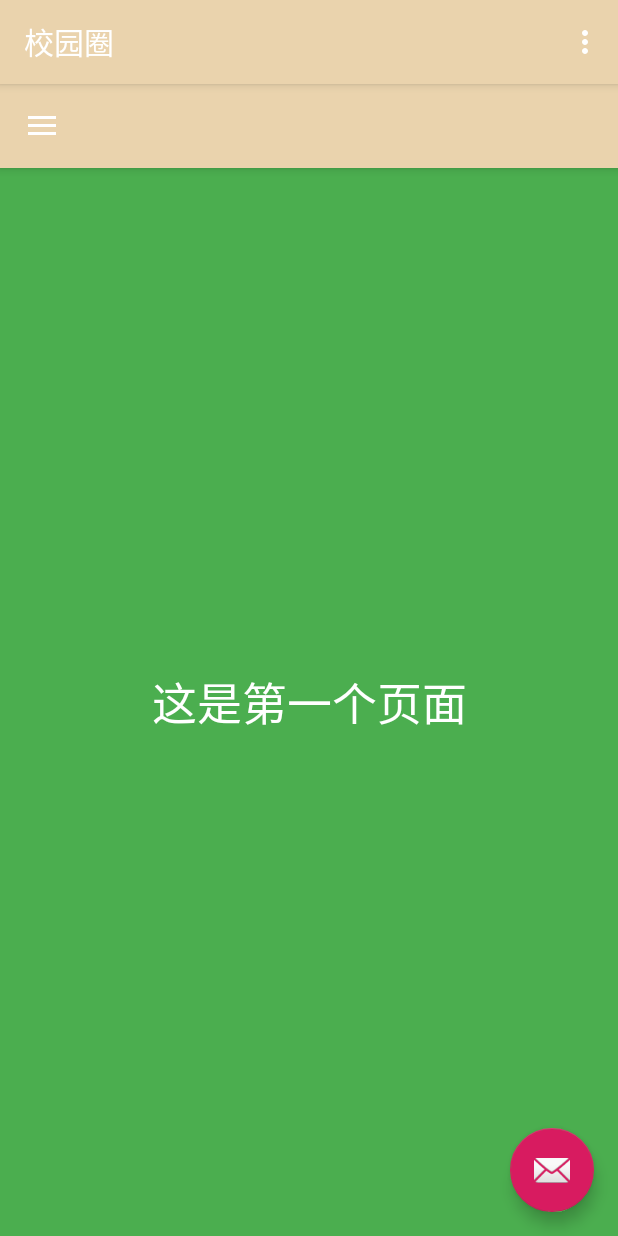
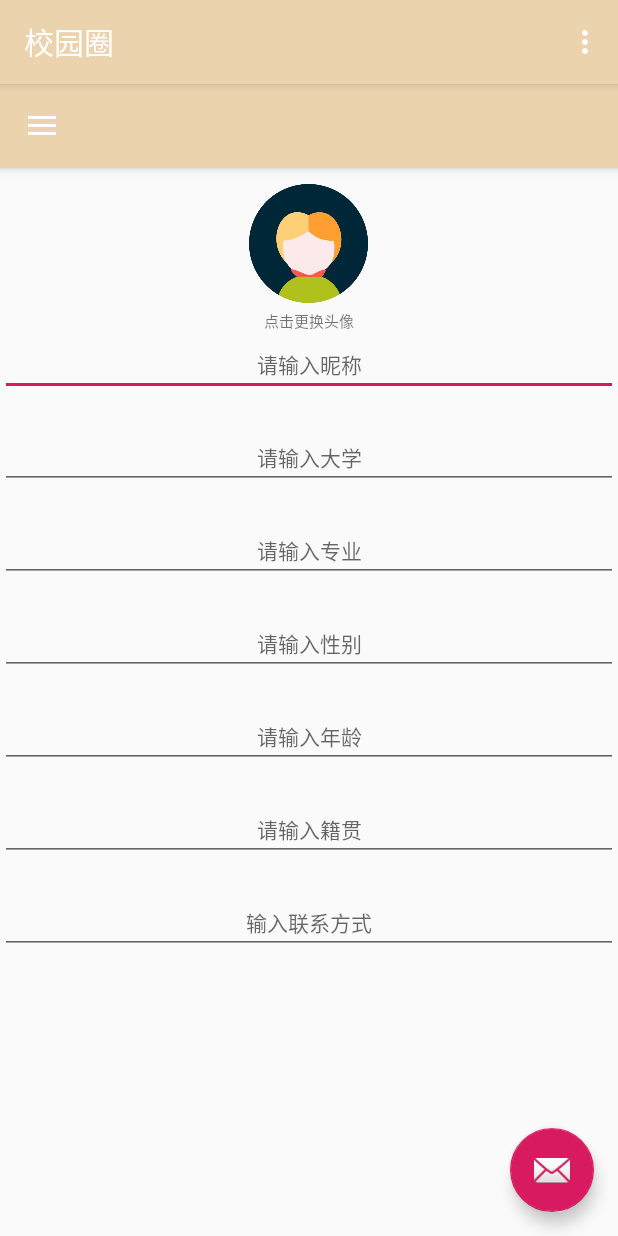
Before and after one commit to luoenen/TogetherGO, an Android app: the MainActivity screen opened directly, with no data from a screen before it, after a tap on "信息", on a phone screen of 412 x 824 dp. Run offline under Robolectric (Android 15) with nearby library versions, the light colour scheme and no system bars; 2 other taps on this screen came first.

Commit message:
FrameLayout更新完全Page

```diff
--- a/app/src/main/java/com/huel/luosenen/togethergo/core/MainActivity.java
+++ b/app/src/main/java/com/huel/luosenen/togethergo/core/MainActivity.java
@@ -18,17 +18,22 @@ import android.view.WindowManager;
 import android.widget.TextView;
 
 import com.huel.luosenen.togethergo.R;
+import com.huel.luosenen.togethergo.fragment.FragmentFive;
+import com.huel.luosenen.togethergo.fragment.FragmentFour;
 import com.huel.luosenen.togethergo.fragment.FragmentOne;
+import com.huel.luosenen.togethergo.fragment.FragmentSix;
 import com.huel.luosenen.togethergo.fragment.FragmentThree;
 import com.huel.luosenen.togethergo.fragment.FragmentTwo;
 
 public class MainActivity extends AppCompatActivity
         implements NavigationView.OnNavigationItemSelectedListener {
 
-    private TextView mTextMessage;
     private FragmentOne fragmentOne;
     private FragmentTwo fragmentTwo;
     private FragmentThree fragmentThree;
+    private FragmentFour fragmentFour;
+    private FragmentFive fragmentFive;
+    private FragmentSix fragmentSix;
 
 
     @Override
@@ -36,7 +41,6 @@ public class MainActivity extends AppCompatActivity
         super.onCreate(savedInstanceState);
         setContentView(R.layout.activity_main);
         init();
-        mTextMessage = (TextView) findViewById(R.id.message);
         Toolbar toolbar = (Toolbar) findViewById(R.id.toolbar);
         //setSupportActionBar(toolbar);
 
@@ -97,23 +101,25 @@ public class MainActivity extends AppCompatActivity
         // Handle navigation view item clicks here.
         int id = item.getItemId();
         FragmentTransaction beginTransaction=getFragmentManager().beginTransaction();
-        if (id == R.id.nav_camera) {
-            mTextMessage.setText(R.string.app_name);
-            showNav(R.id.nav_camera);
+        if (id == R.id.information) {
 
-        } else if (id == R.id.nav_gallery) {
+            showNav(R.id.information);
 
-            mTextMessage.setText(R.string.welcome_text);
-            showNav(R.id.nav_gallery);
-        } else if (id == R.id.nav_slideshow) {
-            mTextMessage.setText(R.string.login_find);
-            showNav(R.id.nav_manage);
-        } else if (id == R.id.nav_manage) {
+        } else if (id == R.id.setting) {
 
-        } else if (id == R.id.nav_share) {
+            showNav(R.id.setting);
+        } else if (id == R.id.beginning) {
 
-        } else if (id == R.id.nav_send) {
+            showNav(R.id.beginning);
+        } else if (id == R.id.update) {
 
+            showNav(R.id.update);
+        } else if (id == R.id.share) {
+
+            showNav(R.id.share);
+        } else if (id == R.id.send) {
+
+            showNav(R.id.send);
         }
 
         DrawerLayout drawer = (DrawerLayout) findViewById(R.id.drawer_layout);
@@ -125,31 +131,52 @@ public class MainActivity extends AppCompatActivity
         fragmentOne=new FragmentOne();
         fragmentTwo=new FragmentTwo();
         fragmentThree=new FragmentThree();
+        fragmentFour = new FragmentFour();
+        fragmentFive = new FragmentFive();
+        fragmentSix = new FragmentSix();
         FragmentTransaction beginTransaction=getFragmentManager().beginTransaction();
-        beginTransaction.add(R.id.content,fragmentOne).add(R.id.content,fragmentTwo).add(R.id.content,fragmentThree);//开启一个事务将fragment动态加载到组件
-        beginTransaction.hide(fragmentOne).hide(fragmentTwo).hide(fragmentThree);//隐藏fragment
-        beginTransaction.addToBackStack(null);//返回到上一个显示的fragment
-        beginTransaction.commit();//每一个事务最后操作必须是commit（），否则看不见效果
-        showNav(R.id.nav_camera);
+        beginTransaction.add(R.id.content,fragmentOne).add(R.id.content,fragmentTwo).add(R.id.content,fragmentThree).add(R.id.content,fragmentFour).add(R.id.content,fragmentFive).add(R.id.content,fragmentSix);//开启一个事务将fragment动态加载到组件
+        beginTransaction.hide(fragmentOne).hide(fragmentTwo).hide(fragmentThree).hide(fragmentFour).hide(fragmentFive).hide(fragmentSix);//隐藏fragment
+        beginTransaction.addToBackStack(null);
+        beginTransaction.commit();
+        showNav(R.id.beginning);
     }
     private void showNav(int id){
         FragmentTransaction beginTransaction=getFragmentManager().beginTransaction();
         switch (id){
-            case R.id.nav_camera:
-                beginTransaction.hide(fragmentTwo).hide(fragmentThree);
+            case R.id.information:
+                beginTransaction.hide(fragmentTwo).hide(fragmentThree).hide(fragmentFour).hide(fragmentFive).hide(fragmentSix);
                 beginTransaction.show(fragmentOne);
                 beginTransaction.addToBackStack(null);
                 beginTransaction.commit();
                 break;
-            case R.id.nav_gallery:
-                beginTransaction.hide(fragmentOne).hide(fragmentThree);
+            case R.id.setting:
+                beginTransaction.hide(fragmentOne).hide(fragmentThree).hide(fragmentFour).hide(fragmentFive).hide(fragmentSix);
                 beginTransaction.show(fragmentTwo);
                 beginTransaction.addToBackStack(null);
                 beginTransaction.commit();
                 break;
-            case R.id.nav_manage:
-                beginTransaction.hide(fragmentTwo).hide(fragmentOne);
+            case R.id.beginning:
+                beginTransaction.hide(fragmentTwo).hide(fragmentOne).hide(fragmentFour).hide(fragmentFive).hide(fragmentSix);
                 beginTransaction.show(fragmentThree);
+                beginTransaction.addToBackStack(null);
+                beginTransaction.commit();
+                break;
+            case R.id.update:
+                beginTransaction.hide(fragmentTwo).hide(fragmentOne).hide(fragmentThree).hide(fragmentFive).hide(fragmentSix);
+                beginTransaction.show(fragmentFour);
+                beginTransaction.addToBackStack(null);
+                beginTransaction.commit();
+                break;
+            case R.id.share:
+                beginTransaction.hide(fragmentTwo).hide(fragmentOne).hide(fragmentThree).hide(fragmentFour).hide(fragmentSix);
+                beginTransaction.show(fragmentFive);
+                beginTransaction.addToBackStack(null);
+                beginTransaction.commit();
+                break;
+            case R.id.send:
+                beginTransaction.hide(fragmentSix).hide(fragmentOne).hide(fragmentThree).hide(fragmentFour).hide(fragmentFive);
+                beginTransaction.show(fragmentSix);
                 beginTransaction.addToBackStack(null);
                 beginTransaction.commit();
                 break;
--- /dev/null
+++ b/app/src/main/java/com/huel/luosenen/togethergo/fragment/FragmentFive.java
@@ -0,0 +1,20 @@
+package com.huel.luosenen.togethergo.fragment;
+
+import android.app.Fragment;
+import android.os.Bundle;
+import android.support.annotation.Nullable;
+import android.view.LayoutInflater;
+import android.view.View;
+import android.view.ViewGroup;
+
+import com.huel.luosenen.togethergo.R;
+
+
+public class FragmentFive extends Fragment {
+    @Nullable
+    @Override
+    public View onCreateView(LayoutInflater inflater, @Nullable ViewGroup container, Bundle savedInstanceState) {
+        View view=inflater.inflate(R.layout.fragment_five,container,false);
+        return view;
+    }
+}
--- /dev/null
+++ b/app/src/main/java/com/huel/luosenen/togethergo/fragment/FragmentFour.java
@@ -0,0 +1,20 @@
+package com.huel.luosenen.togethergo.fragment;
+
+import android.app.Fragment;
+import android.os.Bundle;
+import android.support.annotation.Nullable;
+import android.view.LayoutInflater;
+import android.view.View;
+import android.view.ViewGroup;
+
+import com.huel.luosenen.togethergo.R;
+
+
+public class FragmentFour extends Fragment {
+    @Nullable
+    @Override
+    public View onCreateView(LayoutInflater inflater, @Nullable ViewGroup container, Bundle savedInstanceState) {
+        View view=inflater.inflate(R.layout.fragment_four,container,false);
+        return view;
+    }
+}
--- /dev/null
+++ b/app/src/main/java/com/huel/luosenen/togethergo/fragment/FragmentSix.java
@@ -0,0 +1,20 @@
+package com.huel.luosenen.togethergo.fragment;
+
+import android.app.Fragment;
+import android.os.Bundle;
+import android.support.annotation.Nullable;
+import android.view.LayoutInflater;
+import android.view.View;
+import android.view.ViewGroup;
+
+import com.huel.luosenen.togethergo.R;
+
+
+public class FragmentSix extends Fragment {
+    @Nullable
+    @Override
+    public View onCreateView(LayoutInflater inflater, @Nullable ViewGroup container, Bundle savedInstanceState) {
+        View view=inflater.inflate(R.layout.fragment_six,container,false);
+        return view;
+    }
+}
--- a/app/src/main/res/layout/fragment_one.xml
+++ b/app/src/main/res/layout/fragment_one.xml
@@ -6,15 +6,91 @@
         android:layout_width="match_parent"
         android:layout_height="match_parent"
         android:orientation="vertical"
-        android:background="#4BAE4F"
         android:gravity="center">
-        <TextView
+        <RelativeLayout
             android:layout_width="match_parent"
-            android:layout_height="wrap_content"
-            android:text="这是第一个页面"
-            android:textSize="30dp"
-            android:textColor="#ffffff"
-            android:gravity="center"/>
+            android:layout_height="match_parent">
+
+            <ImageView
+                android:id="@+id/userImg"
+                android:src="@mipmap/userimg"
+                android:layout_marginTop="10dp"
+                android:layout_centerHorizontal="true"
+                android:layout_width="80dp"
+                android:layout_height="80dp" />
+            <TextView
+                android:id="@+id/img_desc"
+                android:text="@string/img_desc"
+                android:layout_below="@id/userImg"
+                android:layout_margin="4dp"
+                android:layout_centerHorizontal="true"
+                android:textSize="10sp"
+                android:layout_width="wrap_content"
+                android:layout_height="wrap_content" />
+            <EditText
+                android:id="@+id/input_nick"
+                android:layout_marginTop="20dp"
+                android:hint="请输入昵称"
+                android:gravity="center"
+                android:textSize="14sp"
+                android:layout_below="@id/userImg"
+                android:layout_width="match_parent"
+                android:layout_height="wrap_content" />
+            <EditText
+                android:id="@+id/input_university"
+                android:layout_marginTop="20dp"
+                android:hint="请输入大学"
+                android:gravity="center"
+                android:textSize="14sp"
+                android:layout_below="@id/input_nick"
+                android:layout_width="match_parent"
+                android:layout_height="wrap_content" />
+            <EditText
+                android:id="@+id/input_major"
+                android:layout_marginTop="20dp"
+                android:hint="请输入专业"
+                android:gravity="center"
+                android:textSize="14sp"
+                android:layout_below="@id/input_university"
+                android:layout_width="match_parent"
+                android:layout_height="wrap_content" />
+            <EditText
+                android:id="@+id/input_sex"
+                android:layout_marginTop="20dp"
+                android:hint="请输入性别"
+                android:gravity="center"
+                android:textSize="14sp"
+                android:layout_below="@id/input_major"
+                android:layout_width="match_parent"
+                android:layout_height="wrap_content" />
+            <EditText
+                android:id="@+id/input_age"
+                android:layout_marginTop="20dp"
+                android:hint="请输入年龄"
+                android:gravity="center"
+                android:textSize="14sp"
+                android:layout_below="@id/input_sex"
+                android:layout_width="match_parent"
+                android:layout_height="wrap_content" />
+            <EditText
+                android:id="@+id/input_address"
+                android:layout_marginTop="20dp"
+                android:hint="请输入籍贯"
+                android:gravity="center"
+                android:textSize="14sp"
+                android:layout_below="@id/input_age"
+                android:layout_width="match_parent"
+                android:layout_height="wrap_content" />
+            <EditText
+                android:id="@+id/input_tell"
+                android:layout_marginTop="20dp"
+                android:hint="输入联系方式"
+                android:gravity="center"
+                android:textSize="14sp"
+                android:layout_below="@id/input_address"
+                android:layout_width="match_parent"
+                android:layout_height="wrap_content" />
+        </RelativeLayout>
 
     </LinearLayout>
 </LinearLayout>
--- a/app/src/main/res/layout/fragment_three.xml
+++ b/app/src/main/res/layout/fragment_three.xml
@@ -11,7 +11,7 @@
         <TextView
             android:layout_width="match_parent"
             android:layout_height="wrap_content"
-            android:text="这是第三个页面"
+            android:text="这是第3个页面"
             android:textSize="30dp"
             android:textColor="#ffffff"
             android:gravity="center"/>
--- a/app/src/main/res/menu/activity_main_drawer.xml
+++ b/app/src/main/res/menu/activity_main_drawer.xml
@@ -5,19 +5,19 @@
 
     <group android:checkableBehavior="single">
         <item
-            android:id="@+id/nav_camera"
+            android:id="@+id/information"
             android:icon="@mipmap/information"
             android:title="信息" />
         <item
-            android:id="@+id/nav_gallery"
+            android:id="@+id/setting"
             android:icon="@mipmap/setting"
             android:title="设置" />
         <item
-            android:id="@+id/nav_slideshow"
+            android:id="@+id/beginning"
             android:icon="@mipmap/work"
             android:title="开始" />
         <item
-            android:id="@+id/nav_manage"
+            android:id="@+id/update"
             android:icon="@mipmap/update"
             android:title="更新" />
     </group>
@@ -25,11 +25,11 @@
     <item android:title="分享">
         <menu>
             <item
-                android:id="@+id/nav_share"
+                android:id="@+id/share"
                 android:icon="@mipmap/share"
                 android:title="分享" />
             <item
-                android:id="@+id/nav_send"
+                android:id="@+id/send"
                 android:icon="@mipmap/sent"
                 android:title="发送" />
         </menu>
--- a/app/src/main/res/values/strings.xml
+++ b/app/src/main/res/values/strings.xml
@@ -10,6 +10,7 @@
     <string name="nav_header_title">昵称</string>
     <string name="nav_header_subtitle">android.studio@android.com</string>
     <string name="nav_header_desc">Navigation header</string>
-    <string name="action_settings">Settings</string>
+    <string name="action_settings">设置</string>
     <string name="login_find">找回密码</string>
+    <string name="img_desc">点击更换头像</string>
 </resources>
```
Also changed, not shown: app/src/main/res/layout/fragment_five.xml (added, +20 -0 lines), app/src/main/res/layout/fragment_four.xml (added, +20 -0 lines), app/src/main/res/layout/fragment_six.xml (added, +19 -0 lines), app/src/main/res/layout/fragment_two.xml (+16 -7 lines), app/src/main/res/mipmap-mdpi/userimg.png (added), 1 other file.
